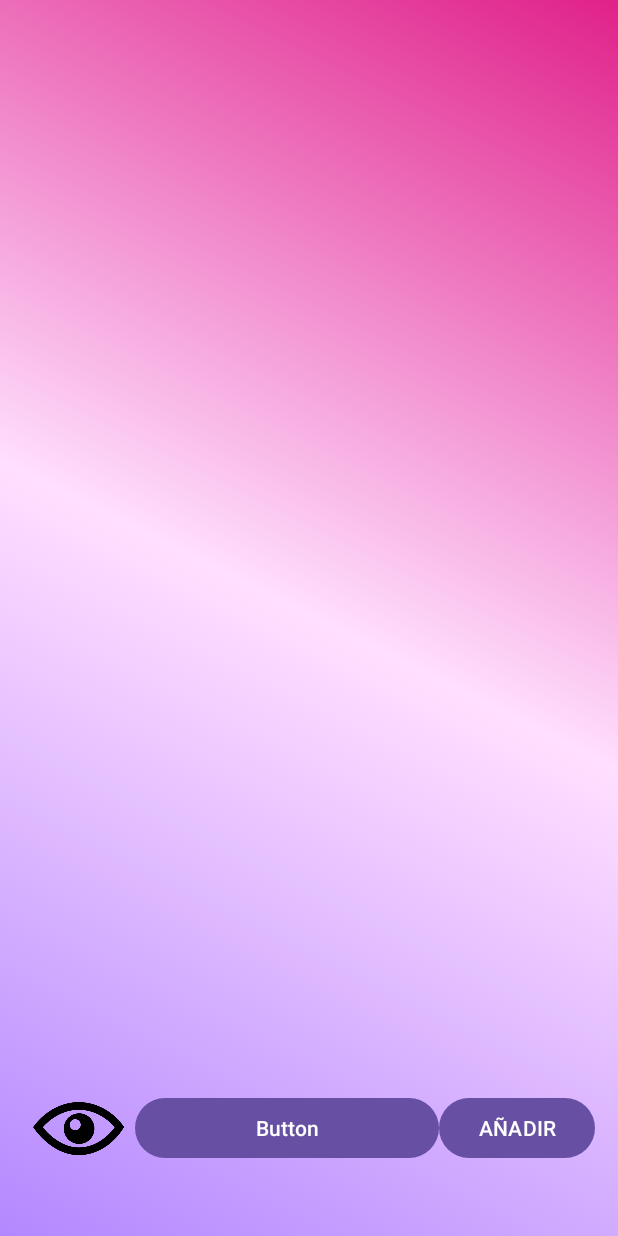
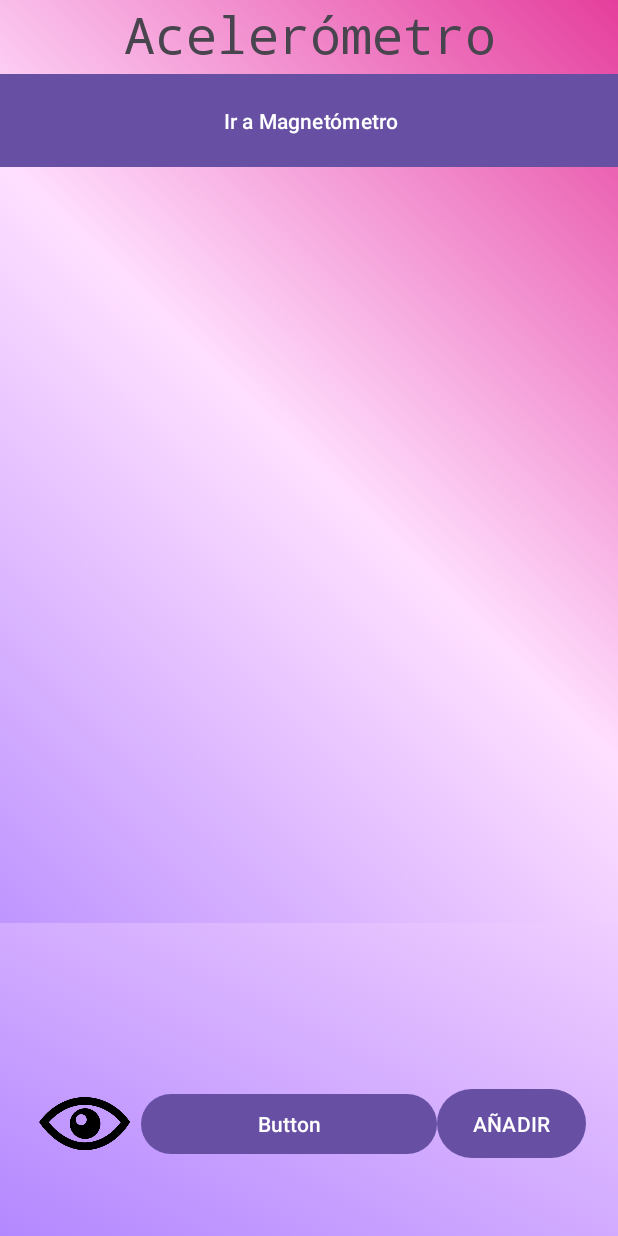
Before and after one commit to LiziAC05/Lab3_20181650, an Android app: the AppActivity screen opened directly, with no data from a screen before it, on a phone screen of 412 x 824 dp. Run offline under Robolectric (Android 15) with nearby library versions, the phone set to English and light mode, and no system bars.

Commit message:
Mejoras de diseño

```diff
--- a/app/src/main/java/com/example/lab3_iot/AppActivity.java
+++ b/app/src/main/java/com/example/lab3_iot/AppActivity.java
@@ -1,14 +1,23 @@
 package com.example.lab3_iot;
 
 import androidx.appcompat.app.AppCompatActivity;
+import androidx.navigation.NavController;
+import androidx.navigation.Navigation;
+import androidx.navigation.fragment.NavHostFragment;
 
 import android.os.Bundle;
+import android.widget.Button;
+
+import com.example.lab3_iot.fragmentos.AcelerometroFragment;
+import com.example.lab3_iot.fragmentos.MagnetometroFragment;
 
 public class AppActivity extends AppCompatActivity {
+    Bundle bundle;
 
     @Override
     protected void onCreate(Bundle savedInstanceState) {
         super.onCreate(savedInstanceState);
         setContentView(R.layout.activity_app);
+
     }
 }
--- a/app/src/main/java/com/example/lab3_iot/RandomUser.java
+++ b/app/src/main/java/com/example/lab3_iot/service/RandomUser.java
@@ -1,4 +1,4 @@
-package com.example.lab3_iot;
+package com.example.lab3_iot.service;
 
 import com.example.lab3_iot.dto.Result;
 
--- a/app/src/main/res/layout/activity_app.xml
+++ b/app/src/main/res/layout/activity_app.xml
@@ -8,8 +8,8 @@
     tools:context=".AppActivity">
 
     <LinearLayout
-        android:layout_width="382dp"
-        android:layout_height="48dp"
+        android:layout_width="372dp"
+        android:layout_height="54dp"
         android:layout_marginStart="8dp"
         android:layout_marginEnd="8dp"
         android:layout_marginBottom="48dp"
@@ -22,24 +22,35 @@
         <ImageButton
             android:id="@+id/imBtnDetail"
             android:layout_width="75dp"
-            android:layout_height="48dp"
+            android:layout_height="match_parent"
             android:background="#00FFFFFF"
             android:scaleType="centerCrop"
             app:srcCompat="@drawable/eye_image" />
 
         <Button
             android:id="@+id/btnGoToSensor"
-            android:layout_width="198dp"
-            android:layout_height="48dp"
-            android:layout_weight="1"
+            android:layout_width="197dp"
+            android:layout_height="wrap_content"
             android:text="Button" />
 
         <Button
             android:id="@+id/btnAdd"
-            android:layout_width="wrap_content"
-            android:layout_height="wrap_content"
+            android:layout_width="107dp"
+            android:layout_height="match_parent"
             android:layout_weight="1"
             android:text="AÑADIR" />
+
     </LinearLayout>
 
+    <androidx.fragment.app.FragmentContainerView
+        android:id="@+id/fragmentContainerView2"
+        android:name="androidx.navigation.fragment.NavHostFragment"
+        android:layout_width="600dp"
+        android:layout_height="615dp"
+        app:defaultNavHost="true"
+        app:layout_constraintEnd_toEndOf="parent"
+        app:layout_constraintStart_toStartOf="parent"
+        app:layout_constraintTop_toTopOf="parent"
+        app:navGraph="@navigation/nav_graph" />
+
 </androidx.constraintlayout.widget.ConstraintLayout>
--- a/app/src/main/res/layout/fragment_acelerometro.xml
+++ b/app/src/main/res/layout/fragment_acelerometro.xml
@@ -3,12 +3,33 @@
     xmlns:tools="http://schemas.android.com/tools"
     android:layout_width="match_parent"
     android:layout_height="match_parent"
+    android:background="@drawable/gradient_background"
     tools:context=".fragmentos.AcelerometroFragment">
 
-    <!-- TODO: Update blank fragment layout -->
-    <TextView
+    <LinearLayout
         android:layout_width="match_parent"
         android:layout_height="match_parent"
-        android:text="@string/hello_blank_fragment" />
+        android:orientation="vertical">
 
+        <TextView
+            android:id="@+id/textView6"
+            android:layout_width="match_parent"
+            android:layout_height="wrap_content"
+            android:fontFamily="monospace"
+            android:text="Acelerómetro"
+            android:textAlignment="center"
+            android:textSize="34sp" />
+
+        <Button
+            android:id="@+id/btnGoToMagneto"
+            android:layout_width="match_parent"
+            android:layout_height="153dp"
+            android:layout_weight="1"
+            android:text="Ir a Magnetómetro" />
+
+        <Space
+            android:layout_width="match_parent"
+            android:layout_height="500dp" />
+
+    </LinearLayout>
 </FrameLayout>
--- /dev/null
+++ b/app/src/main/res/navigation/nav_graph.xml
@@ -0,0 +1,26 @@
+<?xml version="1.0" encoding="utf-8"?>
+<navigation xmlns:android="http://schemas.android.com/apk/res/android"
+    xmlns:app="http://schemas.android.com/apk/res-auto"
+    xmlns:tools="http://schemas.android.com/tools"
+    android:id="@+id/nav_graph"
+    app:startDestination="@id/acelerometroFragment">
+
+    <fragment
+        android:id="@+id/acelerometroFragment"
+        android:name="com.example.lab3_iot.fragmentos.AcelerometroFragment"
+        android:label="fragment_acelerometro"
+        tools:layout="@layout/fragment_acelerometro" >
+        <action
+            android:id="@+id/action_acelerometroFragment_to_magnetometroFragment"
+            app:destination="@id/magnetometroFragment" />
+    </fragment>
+    <fragment
+        android:id="@+id/magnetometroFragment"
+        android:name="com.example.lab3_iot.fragmentos.MagnetometroFragment"
+        android:label="fragment_magnetometro"
+        tools:layout="@layout/fragment_magnetometro" >
+        <action
+            android:id="@+id/action_magnetometroFragment_to_acelerometroFragment"
+            app:destination="@id/acelerometroFragment" />
+    </fragment>
+</navigation>
--- a/build.gradle
+++ b/build.gradle
@@ -1,4 +1,7 @@
 // Top-level build file where you can add configuration options common to all sub-projects/modules.
 plugins {
-id 'com.android.application' version '8.1.1' apply false
+    id 'com.android.application' version '8.1.1' apply false
+    id 'com.android.library' version '7.4.2' apply false
+    id 'androidx.navigation.safeargs' version '2.5.2' apply false
+    id 'org.jetbrains.kotlin.android' version '1.8.0' apply false
 }
```
Also changed, not shown: app/build.gradle (+15 -2 lines), app/src/main/java/com/example/lab3_iot/fragmentos/AcelerometroFragment.java (+12 -46 lines), app/src/main/java/com/example/lab3_iot/fragmentos/MagnetometroFragment.java (+11 -47 lines), app/src/main/res/layout/fragment_magnetometro.xml (+25 -2 lines).
